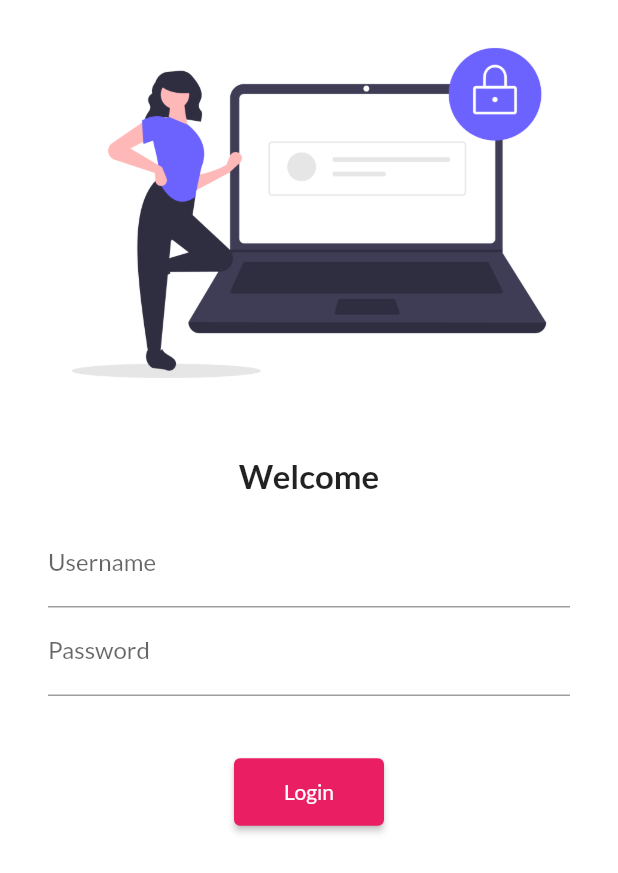
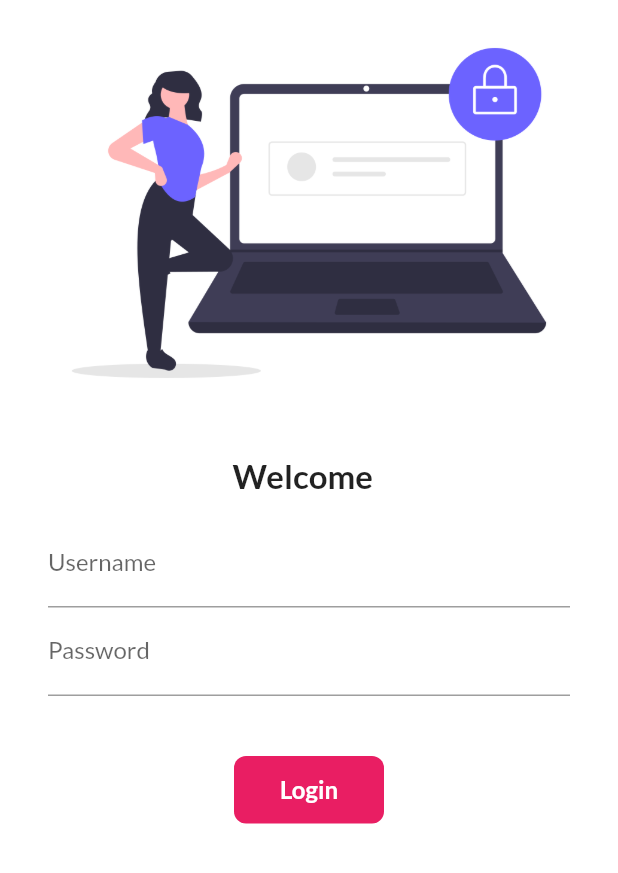
Before and after one commit to chiragprajapati1405/Flutter, a Flutter app: the screen it shows after launch, on a phone screen of 412 x 824 dp. Shown: the top 873 px of the screen. Run offline on Flutter 3.47's test engine with Material 2 defaults, Android fonts, the phone set to English and light mode, and no system bars; our stand-ins replace google_fonts.

Commit message:
day6 completed

```diff
--- a/lib/Pages/Login_page.dart
+++ b/lib/Pages/Login_page.dart
@@ -1,10 +1,20 @@
 // ignore_for_file: file_names
+
+import 'dart:ui';
 
 import 'package:flutter/material.dart';
 import 'package:flutter_application_1/utils/routes.dart';
 
-class LoginPage extends StatelessWidget {
+class LoginPage extends StatefulWidget {
   const LoginPage({Key? key}) : super(key: key);
+
+  @override
+  State<LoginPage> createState() => _LoginPageState();
+}
+
+class _LoginPageState extends State<LoginPage> {
+  String name = "";
+  bool changeButton = false;
 
   @override
   Widget build(BuildContext context) {
@@ -19,8 +29,8 @@ class LoginPage extends StatelessWidget {
           const SizedBox(
             height: 20.0,
           ),
-          const Text(
-            "Welcome",
+          Text(
+            "Welcome  $name",
             style: TextStyle(fontSize: 22, fontWeight: FontWeight.bold),
           ),
           Padding(
@@ -33,6 +43,10 @@ class LoginPage extends StatelessWidget {
                     hintText: "Enter Username",
                     labelText: "Username",
                   ),
+                  onChanged: (value) {
+                    name = value;
+                    setState(() {});
+                  },
                 ),
                 TextFormField(
                   obscureText: true,
@@ -44,13 +58,46 @@ class LoginPage extends StatelessWidget {
                 const SizedBox(
                   height: 40.0,
                 ),
-                ElevatedButton(
-                  child: const Text("Login"),
-                  style: TextButton.styleFrom(minimumSize: Size(100, 45)),
-                  onPressed: () {
+                InkWell(
+                  onTap: () async {
+                    setState(() {
+                      changeButton = true;
+                    });
+                    await Future.delayed(Duration(seconds: 1));
                     Navigator.pushNamed(context, MyRoutes.homeRoute);
                   },
+                  child: AnimatedContainer(
+                    duration: Duration(seconds: 1),
+                    height: 45,
+                    width: changeButton ? 50 : 100,
+                    alignment: Alignment.center,
+                    child: changeButton
+                        ? Icon(
+                            Icons.done,
+                            color: Colors.blue,
+                          )
+                        : Text(
+                            "Login",
+                            style: TextStyle(
+                                color: Colors.white,
+                                fontWeight: FontWeight.bold,
+                                fontSize: 16),
+                          ),
+                    decoration: BoxDecoration(
+                        color: Colors.pink,
+                        // shape:
+                        //     changeButton ? BoxShape.circle : BoxShape.rectangle,
+                        borderRadius:
+                            BorderRadius.circular(changeButton ? 30 : 8)),
+                  ),
                 )
+                // ElevatedButton(
+                //   child: const Text("Login"),
+                //   style: TextButton.styleFrom(minimumSize: Size(100, 45)),
+                //   onPressed: () {
+                //     Navigator.pushNamed(context, MyRoutes.homeRoute);
+                //   },
+                // )
               ],
             ),
           ),
```
